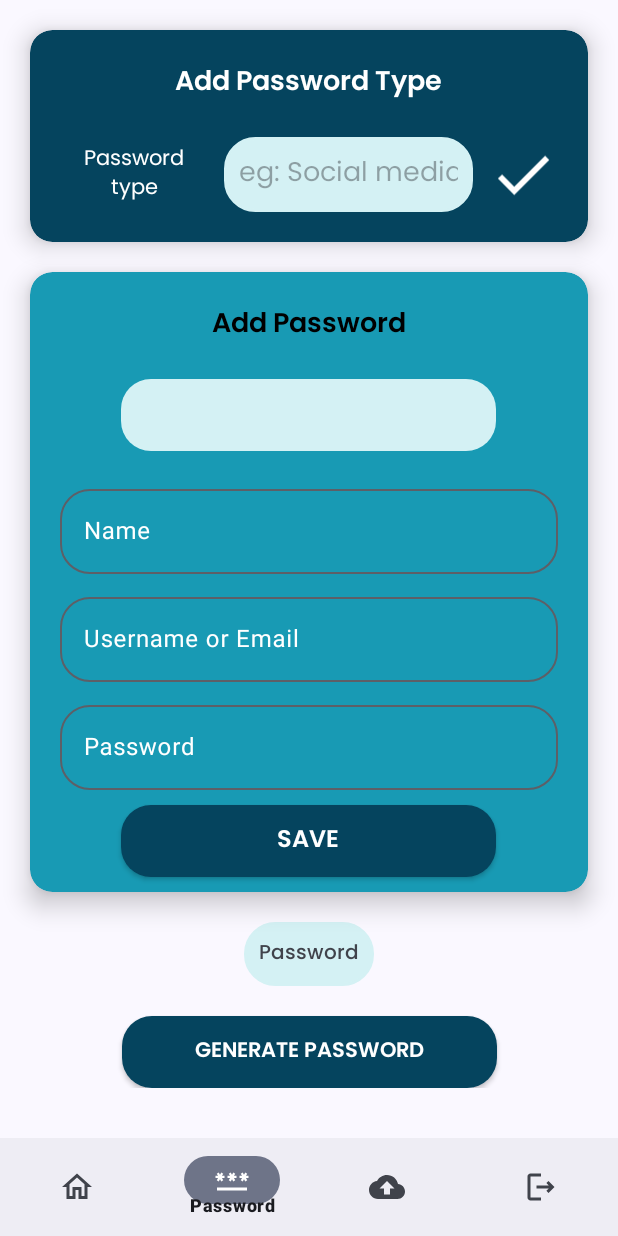
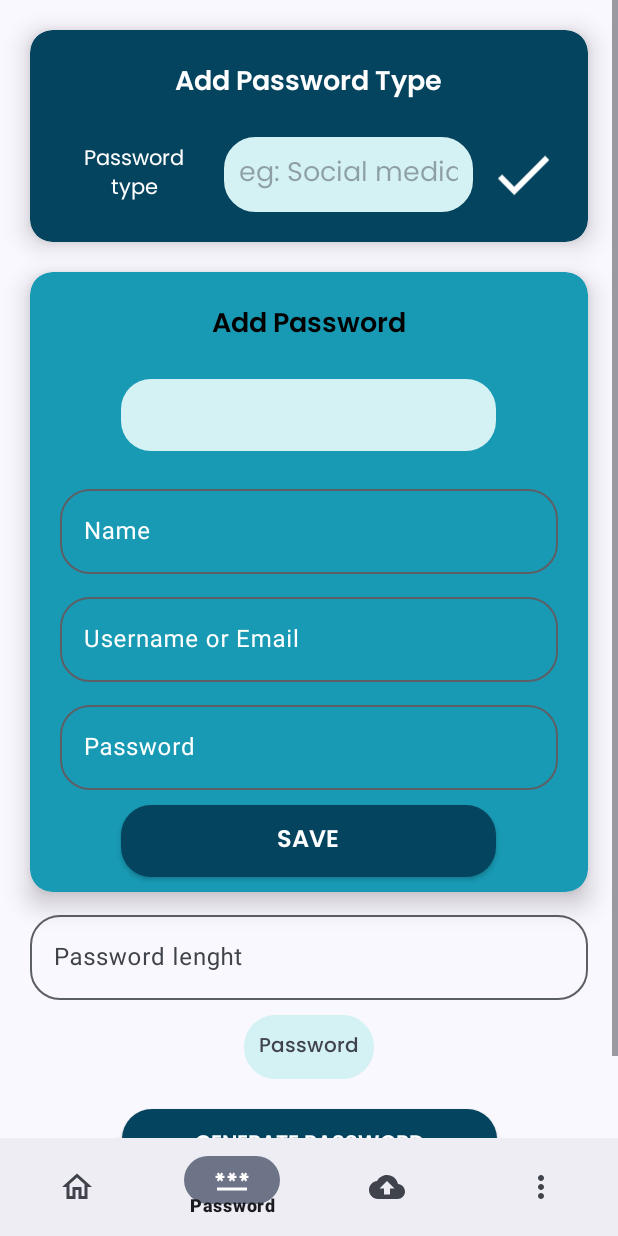
Before and after one commit to SPL0019/Password-Manager, an Android app: the MainActivity screen opened directly, with no data from a screen before it, item 2 of the bottom bar chosen, on a phone screen of 412 x 824 dp. Run offline under Robolectric (Android 15) with nearby library versions, the light colour scheme and no system bars; our stand-ins replace Firebase (no records; nobody signed in at launch, a user with empty details on screens opened directly); pictures from the network do not load.

Commit message:
Modified: 1. Added note section 2. password length for password generator

```diff
--- a/app/src/main/java/com/samcore/passwordmanager/fragment/PasswordGeneratorFragment.java
+++ b/app/src/main/java/com/samcore/passwordmanager/fragment/PasswordGeneratorFragment.java
@@ -46,7 +46,7 @@ public class PasswordGeneratorFragment extends Fragment implements View.OnClickL
     ImageView addPasswordTypeButton;
     Spinner passwordTypeSpinner;
     ArrayList<String> passwordTypeList=new ArrayList<>();
-    TextInputLayout name_txt,username_txt,password_txt;
+    TextInputLayout name_txt,username_txt,password_txt,password_length;
     AppCompatButton saveButton,generatePasswordButton;
     TextView generatePassword;
     private static final String TAG = "Password fragment";
@@ -76,6 +76,7 @@ public class PasswordGeneratorFragment extends Fragment implements View.OnClickL
         username_txt=view.findViewById(R.id.add_password_username);
         password_txt=view.findViewById(R.id.add_password_password);
 
+        password_length=view.findViewById(R.id.add_password_length);
         generatePassword=view.findViewById(R.id.password_generator);
 
         saveButton=view.findViewById(R.id.save_password_button);
@@ -112,8 +113,15 @@ public class PasswordGeneratorFragment extends Fragment implements View.OnClickL
                 addPasswordToFirebase();
             }
         } else if (view==generatePasswordButton) {
-            String generatedPassword=generateRandomPassword(18,true,true,true,true);
-            generatePassword.setText(generatedPassword);
+            int length= Integer.parseInt(Objects.requireNonNull(password_length.getEditText()).getText().toString());
+            if (password_length.getEditText().getText().toString().isEmpty())
+                Toast.makeText(getActivity(), "please enter password length", Toast.LENGTH_SHORT).show();
+            else {
+                String generatedPassword = generateRandomPassword(length, true, true, true, true);
+                generatePassword.setText(generatedPassword);
+            }
+            password_length.getEditText().setText("");
+            password_length.getEditText().clearFocus();
         } else if (view==generatePassword) {
             ClipboardManager cm =(ClipboardManager)getActivity().getSystemService(Context.CLIPBOARD_SERVICE);
             cm.setText(generatePassword.getText());
--- /dev/null
+++ b/app/src/main/java/com/samcore/passwordmanager/model/NotesModel.java
@@ -0,0 +1,34 @@
+package com.samcore.passwordmanager.model;
+
+public class NotesModel {
+    private String notes;
+    private String title;
+    private String UID;
+
+    public NotesModel() {
+    }
+
+    public String getTitle() {
+        return title;
+    }
+
+    public void setTitle(String title) {
+        this.title = title;
+    }
+
+    public String getNotes() {
+        return notes;
+    }
+
+    public void setNotes(String notes) {
+        this.notes = notes;
+    }
+
+    public String getUID() {
+        return UID;
+    }
+
+    public void setUID(String UID) {
+        this.UID = UID;
+    }
+}
--- /dev/null
+++ b/app/src/main/res/drawable/icon_add.xml
@@ -0,0 +1,5 @@
+<vector android:height="24dp" android:tint="#000000"
+    android:viewportHeight="24" android:viewportWidth="24"
+    android:width="24dp" xmlns:android="http://schemas.android.com/apk/res/android">
+    <path android:fillColor="@android:color/white" android:pathData="M19,13h-6v6h-2v-6H5v-2h6V5h2v6h6v2z"/>
+</vector>
--- /dev/null
+++ b/app/src/main/res/drawable/icon_option.xml
@@ -0,0 +1,5 @@
+<vector android:height="24dp" android:tint="#000000"
+    android:viewportHeight="24" android:viewportWidth="24"
+    android:width="24dp" xmlns:android="http://schemas.android.com/apk/res/android">
+    <path android:fillColor="@android:color/white" android:pathData="M12,8c1.1,0 2,-0.9 2,-2s-0.9,-2 -2,-2 -2,0.9 -2,2 0.9,2 2,2zM12,10c-1.1,0 -2,0.9 -2,2s0.9,2 2,2 2,-0.9 2,-2 -0.9,-2 -2,-2zM12,16c-1.1,0 -2,0.9 -2,2s0.9,2 2,2 2,-0.9 2,-2 -0.9,-2 -2,-2z"/>
+</vector>
--- a/app/src/main/res/layout/fragment_password_generator.xml
+++ b/app/src/main/res/layout/fragment_password_generator.xml
@@ -214,22 +214,47 @@
             </LinearLayout>
         </androidx.cardview.widget.CardView>
 
+        <com.google.android.material.textfield.TextInputLayout
+            android:id="@+id/add_password_length"
+            style="@style/ThemeOverlay.Material3.TextInputEditText.OutlinedBox"
+            android:layout_width="match_parent"
+            android:layout_height="wrap_content"
+            android:hint="@string/password_lenght"
+            app:boxCornerRadiusBottomEnd="20dp"
+            app:boxCornerRadiusBottomStart="20dp"
+            app:boxCornerRadiusTopEnd="20dp"
+            app:boxCornerRadiusTopStart="20dp"
+            android:layout_marginStart="20dp"
+            android:layout_marginEnd="20dp"
+            android:layout_marginTop="10dp"
+            app:hintEnabled="true"
+            app:layout_constraintEnd_toEndOf="parent"
+            app:layout_constraintStart_toStartOf="parent"
+            app:layout_constraintTop_toBottomOf="@+id/add_password_cardview">
+
+            <com.google.android.material.textfield.TextInputEditText
+                android:layout_width="match_parent"
+                android:layout_height="wrap_content"
+                android:inputType="number"
+                android:maxLines="1" />
+        </com.google.android.material.textfield.TextInputLayout>
+
         <TextView
             android:id="@+id/password_generator"
             android:layout_width="wrap_content"
             android:layout_height="wrap_content"
+            android:background="@drawable/edit_text_bg"
             android:fontFamily="@font/poppins_medium"
             android:maxLines="1"
+            android:padding="10dp"
+            android:layout_marginTop="10dp"
             android:text="@string/password"
+            android:textIsSelectable="true"
             android:textSize="13sp"
-            android:padding="10dp"
-            android:background="@drawable/edit_text_bg"
-            android:textIsSelectable="true"
-            android:layout_marginTop="20dp"
+            app:layout_constraintEnd_toEndOf="@+id/add_password_length"
             app:layout_constraintHorizontal_bias="0.5"
-            app:layout_constraintEnd_toEndOf="@+id/add_password_cardview"
-            app:layout_constraintStart_toStartOf="@+id/add_password_cardview"
-            app:layout_constraintTop_toBottomOf="@+id/add_password_cardview" />
+            app:layout_constraintStart_toStartOf="@+id/add_password_length"
+            app:layout_constraintTop_toBottomOf="@+id/add_password_length" />
 
         <androidx.appcompat.widget.AppCompatButton
             android:id="@+id/password_generator_button"
--- a/app/src/main/res/menu/bottom_nav_menu.xml
+++ b/app/src/main/res/menu/bottom_nav_menu.xml
@@ -13,7 +13,7 @@
         android:id="@+id/document_upload"
         android:title="@string/documents"
         android:icon="@drawable/icon_upload_document"/>
-    <item android:id="@+id/logout"
-        android:title="@string/logout"
-        android:icon="@drawable/icon_logout"/>
+    <item android:id="@+id/more"
+        android:title="@string/more"
+        android:icon="@drawable/icon_option"/>
 </menu>
--- /dev/null
+++ b/app/src/main/res/menu/options_menu.xml
@@ -0,0 +1,9 @@
+<?xml version="1.0" encoding="utf-8"?>
+<menu xmlns:android="http://schemas.android.com/apk/res/android">
+    <item android:id="@+id/notes_menu"
+        android:title="@string/add_notes"
+        android:icon="@drawable/icon_add"/>
+    <item android:id="@+id/logout"
+        android:title="@string/logout"
+        android:icon="@drawable/icon_logout"/>
+</menu>
--- a/app/src/main/res/values/strings.xml
+++ b/app/src/main/res/values/strings.xml
@@ -39,4 +39,10 @@
     <string name="next">Next</string>
     <string name="previous">Previous</string>
     <string name="generate_password">Generate password</string>
+    <string name="add_notes">Add Notes</string>
+    <string name="more">More</string>
+    <string name="notes">Notes</string>
+    <string name="notes_type_here">notes type here...</string>
+    <string name="title">Title</string>
+    <string name="password_lenght">Password lenght</string>
 </resources>
```
Also changed, not shown: app/src/main/java/com/samcore/passwordmanager/MainActivity.java (+35 -2 lines), app/src/main/java/com/samcore/passwordmanager/fragment/NotesFragment.java (added, +138 -0 lines), app/src/main/java/com/samcore/passwordmanager/fragment/NotesFragmentAdapter.java (added, +95 -0 lines), app/src/main/res/drawable/icon_notes.xml (added, +63 -0 lines), app/src/main/res/layout/fragment_notes.xml (added, +107 -0 lines), app/src/main/res/layout/item_notes_list.xml (added, +61 -0 lines), app/src/main/res/layout/notes_popup_window.xml (added, +70 -0 lines), 1 other file.
